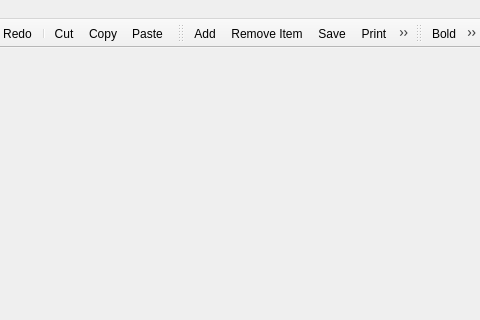
First picture: the form in src/main/mainwindow.ui, repository axsapronov/bQella, before the edit; both pictures show x 368 to 848 and y 0 to 320 of the 848 by 672 pixel window.
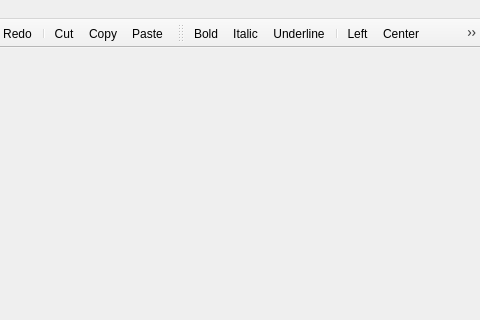
Second picture: the form after the edit. Icons and pictures are not drawn.

What changed in the file:
```diff
--- a/src/main/mainwindow.ui
+++ b/src/main/mainwindow.ui
@@ -222,32 +222,6 @@
    <addaction name="menuSettings"/>
    <addaction name="helpMenu"/>
   </widget>
-  <widget class="QToolBar" name="toolBarFile">
-   <property name="windowTitle">
-    <string>File</string>
-   </property>
-   <property name="orientation">
-    <enum>Qt::Horizontal</enum>
-   </property>
-   <property name="iconSize">
-    <size>
-     <width>24</width>
-     <height>24</height>
-    </size>
-   </property>
-   <attribute name="toolBarArea">
-    <enum>TopToolBarArea</enum>
-   </attribute>
-   <attribute name="toolBarBreak">
-    <bool>false</bool>
-   </attribute>
-   <addaction name="actionFileAdd"/>
-   <addaction name="actionRemoveItem"/>
-   <addaction name="actionSaveFile"/>
-   <addaction name="actionFilePrint"/>
-   <addaction name="separator"/>
-   <addaction name="actionEditFind"/>
-  </widget>
   <widget class="QToolBar" name="toolBarFormat">
    <property name="windowTitle">
     <string>Format</string>
```
Left out of the diff: 6 changed lines with no effect on the pictures.
